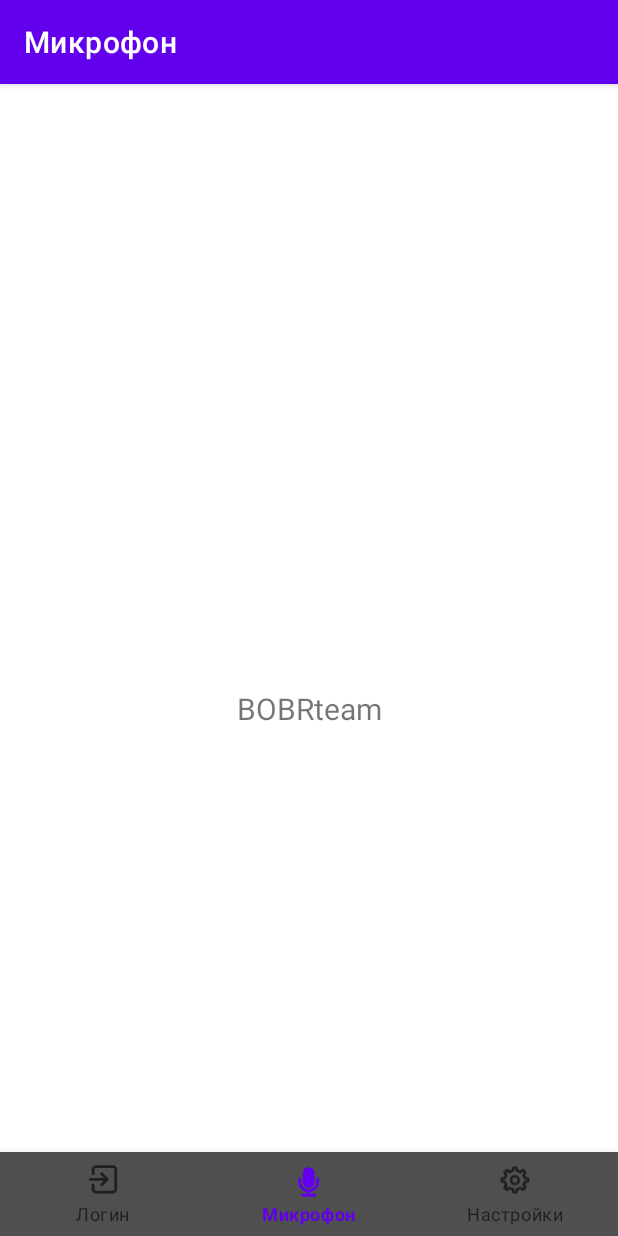
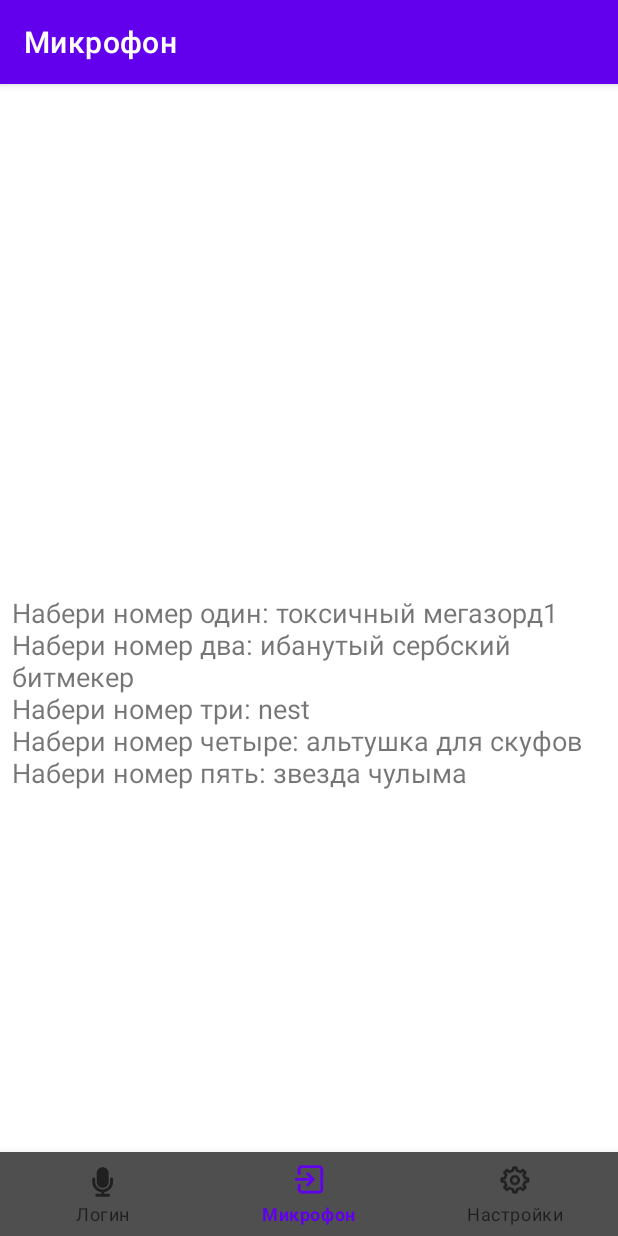
Before and after one commit to d3dyvka/GVA, an Android app: the DashboardFragment screen opened through its navigation route, on a phone screen of 412 x 824 dp. Run offline under Robolectric (Android 15) with nearby library versions, the phone set to English and light mode, and no system bars; our stand-ins replace navigation-ui; libraries missing offline, so code that uses them is left out: org.vosk, org.vosk.android; 1 statement that could not run was skipped.

Commit message:
pre-realese

```diff
--- a/app/src/main/java/org/bobrteam/gva/ui/dashboard/DashboardViewModel.java
+++ b/app/src/main/java/org/bobrteam/gva/ui/dashboard/DashboardViewModel.java
@@ -10,7 +10,7 @@ public class DashboardViewModel extends ViewModel {
 
     public DashboardViewModel() {
         mText = new MutableLiveData<>();
-        mText.setValue("BOBRteam");
+        mText.setValue("Набери номер один: токсичный мегазорд1\nНабери номер два: ибанутый сербский битмекер\nНабери номер три: nest\nНабери номер четыре: альтушка для скуфов\nНабери номер пять: звезда чулыма\n");
     }
 
     public LiveData<String> getText() {
--- a/app/src/main/res/layout/fragment_dashboard.xml
+++ b/app/src/main/res/layout/fragment_dashboard.xml
@@ -13,8 +13,8 @@
         android:layout_marginStart="8dp"
         android:layout_marginTop="8dp"
         android:layout_marginEnd="8dp"
-        android:textAlignment="center"
-        android:textSize="20sp"
+        android:textAlignment="textStart"
+        android:textSize="18sp"
         app:layout_constraintBottom_toBottomOf="parent"
         app:layout_constraintEnd_toEndOf="parent"
         app:layout_constraintStart_toStartOf="parent"
--- a/app/src/main/res/menu/bottom_nav_menu.xml
+++ b/app/src/main/res/menu/bottom_nav_menu.xml
@@ -3,12 +3,12 @@
 
     <item
         android:id="@+id/navigation_home"
-        android:icon="@drawable/login"
+        android:icon="@drawable/micr"
         android:title="@string/title_home" />
 
     <item
         android:id="@+id/navigation_dashboard"
-        android:icon="@drawable/micr"
+        android:icon="@drawable/login"
         android:title="@string/title_dashboard" />
 
     <item
```
Also changed, not shown: 2 other files.
